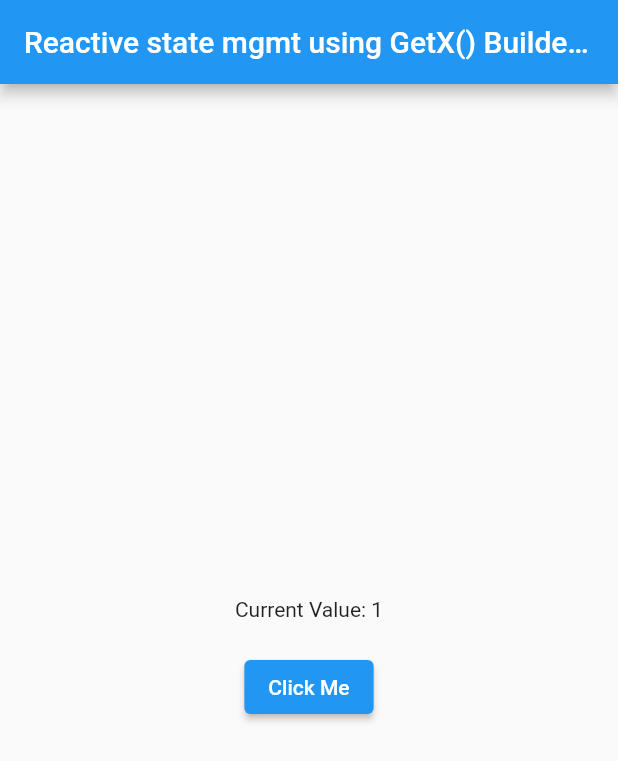
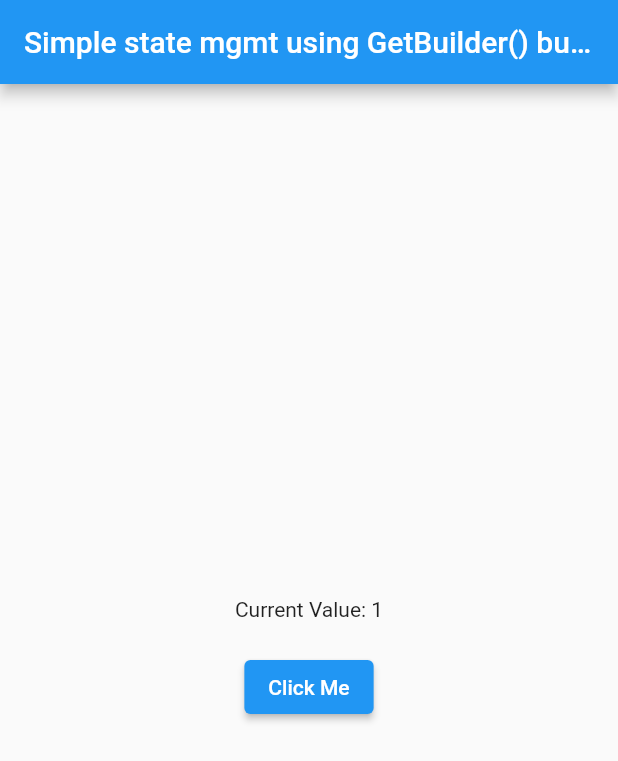
Before and after one commit to abhishek-toppersnotes/learning-getx, a Flutter app: the screen it shows after launch, after a tap on "Click Me", on a phone screen of 412 x 824 dp. Shown: the top 761 px of the screen. Run offline on Flutter 3.47's test engine with Material 2 defaults, Android fonts, the phone set to English and light mode, and no system bars; our stand-ins replace get.

Commit message:
Simple state mgmt with GetBuilder() builder func

```diff
--- a/lib/increment_controller.dart
+++ b/lib/increment_controller.dart
@@ -2,9 +2,13 @@ import 'package:get/get.dart';
 
 // We can define a getxController to seperate the business logic from the ui logic
 class IncrementController extends GetxController {
-  RxInt counterValue = 0.obs;
+  // Unlike reactive state management, we can use normal variables in Simple State mgmt
+  // These values are to be updated using update() function which GetxController provides
+  // and shall ONLY BE USED by GetBuilder() builder method
+  int counterValue = 0;
 
   void increment() {
-    counterValue.value++;
+    counterValue++;
+    update();
   }
 }
--- a/lib/main.dart
+++ b/lib/main.dart
@@ -12,13 +12,13 @@ class MyApp extends StatelessWidget {
   MyApp({Key? key}) : super(key: key);
 
   static const String title =
-      "Reactive state mgmt using GetX() Builder function";
+      "Simple state mgmt using GetBuilder() builder function";
 
   // ? We can't use 'static' here
   // ? Need to ask why that is so?
   // ? I have used static controller in lecture9 as well, and there it works as expected
-  final IncrementController incrementController = Get.put(
-      IncrementController()); // ! NOT just IncrementController(), must use Get.put()
+  // final IncrementController incrementController = Get.put(
+  //     IncrementController()); // ! NOT just IncrementController(), must use Get.put()
 
   @override
   Widget build(BuildContext context) {
@@ -33,24 +33,21 @@ class MyApp extends StatelessWidget {
           child: Column(
             mainAxisSize: MainAxisSize.min,
             children: [
-              GetX<IncrementController>(
+              GetBuilder<IncrementController>(
                 // If we don't define [init] of GetX, we must have a controller initialized to use the value
                 // Otherwise, it will throw error
                 //
                 // If we have initialized the controller else where, we can
-                // init: IncrementController(),
+                init: IncrementController(),
 
                 builder: (controller) {
                   // If we are using [init]
-                  // return Text(
-                  //     "Current Value: ${controller.counterValue.value}");
+                  return Text("Current Value: ${controller.counterValue}");
 
                   // If we are having an instance defined somewhere else, [currentValue] received
                   // is not even required
-                  return Text(
-                      "Current Value: ${incrementController.counterValue.value}");
-
-                  // return Container();
+                  // return Text(
+                  //     "Current Value: ${incrementController.counterValue}");
                 },
               ),
               SizedBox(
@@ -62,10 +59,10 @@ class MyApp extends StatelessWidget {
                   // then we must first find the instance of that controller
                   //
                   // Use this only if we don't have the instance available here
-                  // Get.find<IncrementController>().increment();
+                  Get.find<IncrementController>().increment();
 
-                  // If we have access to the [IncrementController] direcly
-                  incrementController.increment();
+                  // If we have access to the [IncrementController] direcly (like if we have initialized it)
+                  // incrementController.increment();
                 },
                 child: Text("Click Me"),
               ),
```
